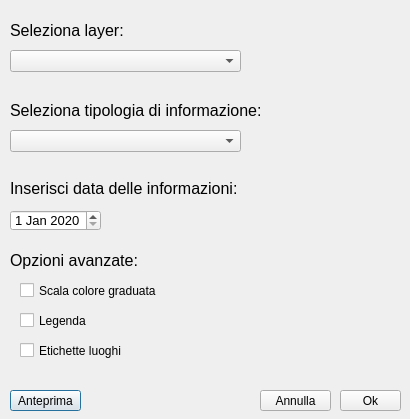
Devy99/Covid-Analyzer-QGIS, file covid_analyzer_dialog_base.ui: the form before one commit.
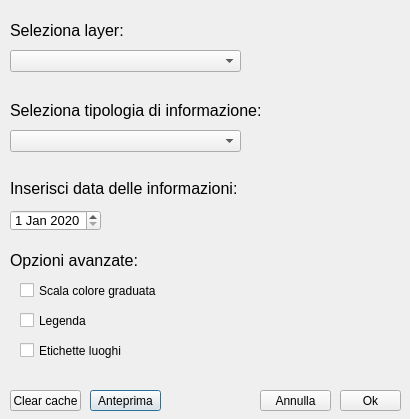
The form after the commit. Icons and pictures are not drawn.

Commit message: Added clear cache function and showPopup message

```diff
--- a/covid_analyzer_dialog_base.ui
+++ b/covid_analyzer_dialog_base.ui
@@ -39,7 +39,7 @@
   <widget class="QPushButton" name="previewButton">
    <property name="geometry">
     <rect>
-     <x>10</x>
+     <x>90</x>
      <y>390</y>
      <width>71</width>
      <height>21</height>
@@ -205,6 +205,23 @@
     <string>Etichette luoghi</string>
    </property>
   </widget>
+  <widget class="QPushButton" name="cacheButton">
+   <property name="geometry">
+    <rect>
+     <x>10</x>
+     <y>390</y>
+     <width>71</width>
+     <height>21</height>
+    </rect>
+   </property>
+   <property name="text">
+    <string>Clear cache</string>
+   </property>
+   <property name="icon">
+    <iconset>
+     <normaloff>:/trash-icon.ico/trash-icon.ico</normaloff>:/trash-icon.ico/trash-icon.ico</iconset>
+   </property>
+  </widget>
  </widget>
  <resources/>
  <connections/>
```
Left out of the diff: 1 changed line with no effect on the pictures. The commit also changes 5 other files.
